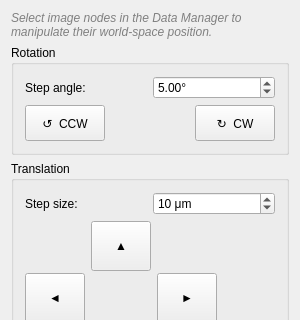
The window that Plugins/org.mitk.gui.qt.m2.Position/src/internal/m2PositionControls.ui (m2aia/m2aia) describes before a commit, drawn with Qt 5; both pictures show x 0 to 300 and y 0 to 320 of the 300 by 552 pixel window.
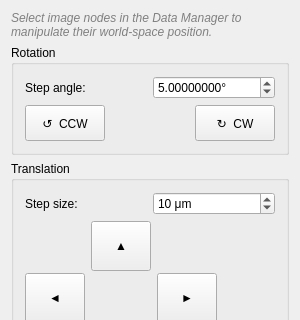
The same window after the commit.

Commit message: Increase decimal precision to 8 for various UI controls to enhance numerical accuracy

```diff
--- a/Plugins/org.mitk.gui.qt.m2.Position/src/internal/m2PositionControls.ui
+++ b/Plugins/org.mitk.gui.qt.m2.Position/src/internal/m2PositionControls.ui
@@ -54,6 +54,9 @@
           <property name="suffix">
            <string>°</string>
           </property>
+                                        <property name="decimals">
+                                         <number>8</number>
+                                        </property>
           <property name="minimum">
            <double>-360.000000000000000</double>
           </property>
```
The commit also changes 3 other files.
